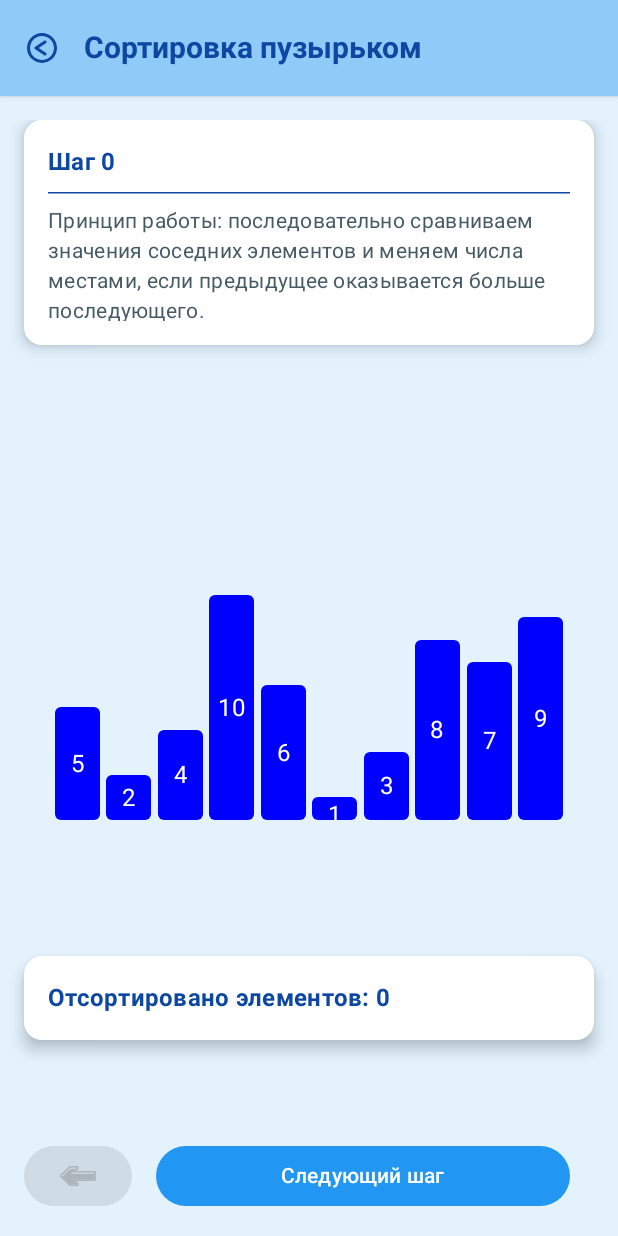
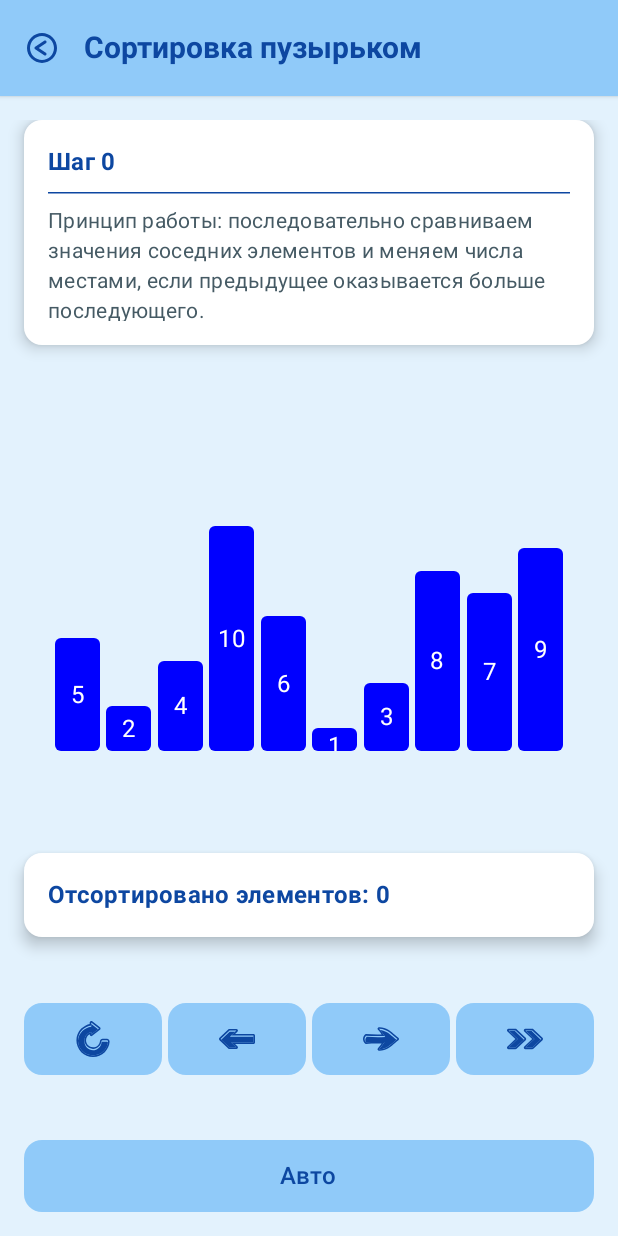
Before and after one commit to RyazantsevNik/Algorithm, an Android app built with Jetpack Compose: the composable BubbleSortingLearningScreen shown on its own in the app's theme, after a tap on "🚀 Начать обучение", on a phone screen of 412 x 824 dp. Run offline under Robolectric (Android 15) with nearby library versions, the phone set to English and light mode, and no system bars.

Commit message:
Фикс кнопок обучение сортировка

```diff
--- a/app/src/main/java/com/example/algorithms/screens/sorting/learning/SortScreen.kt
+++ b/app/src/main/java/com/example/algorithms/screens/sorting/learning/SortScreen.kt
@@ -16,6 +16,7 @@ import androidx.compose.foundation.verticalScroll
 import androidx.compose.material3.Button
 import androidx.compose.material3.ButtonDefaults
 import androidx.compose.material3.Icon
+import androidx.compose.material3.MaterialTheme
 import androidx.compose.material3.Text
 import androidx.compose.runtime.Composable
 import androidx.compose.runtime.LaunchedEffect
@@ -27,6 +28,8 @@ import androidx.compose.ui.unit.dp
 import com.example.algorithms.R
 import com.example.algorithms.viewmodels.step_sorting.BubbleSortStepViewModel
 import com.example.algorithms.viewmodels.step_sorting.base_class_for_step.BaseSortStepViewModel
+import androidx.compose.foundation.layout.width
+import androidx.compose.foundation.shape.RoundedCornerShape
 
 @Composable
 fun SortScreen(viewModel: BaseSortStepViewModel) {
@@ -71,29 +74,94 @@ fun SortScreen(viewModel: BaseSortStepViewModel) {
                 horizontalArrangement = Arrangement.SpaceBetween
             ) {
                 Button(
+                    onClick = { viewModel.goToStart() },
+                    modifier = Modifier
+                        .weight(1f)
+                        .height(48.dp),
+                    shape = RoundedCornerShape(12.dp),
+                    colors = ButtonDefaults.buttonColors(
+                        containerColor = Color(0xFF90CAF9),
+                        contentColor = Color(0xFF0D47A1)
+                    )
+                ) {
+                    Icon(
+                        painter = painterResource(id = R.drawable.ic_on_the_beginning),
+                        contentDescription = "Начало",
+                        modifier = Modifier.size(24.dp)
+                    )
+                }
+                Spacer(modifier = Modifier.width(4.dp))
+                Button(
                     onClick = { viewModel.goToPreviousStep() },
-                    enabled = viewModel.currentStepIndex > 0,
+                    modifier = Modifier
+                        .weight(1f)
+                        .height(48.dp),
+                    shape = RoundedCornerShape(12.dp),
                     colors = ButtonDefaults.buttonColors(
-                        containerColor = Color(0xFF4A90E2),
-                        contentColor = Color.White
+                        containerColor = Color(0xFF90CAF9),
+                        contentColor = Color(0xFF0D47A1)
                     )
                 ) {
                     Icon(
                         painter = painterResource(id = R.drawable.ic_to_the_previous),
-                        contentDescription = "Previous",
+                        contentDescription = "Начало",
                         modifier = Modifier.size(24.dp)
                     )
                 }
-
+                Spacer(modifier = Modifier.width(4.dp))
                 Button(
                     onClick = { viewModel.handleNextStep() },
-                    enabled = viewModel.currentStepIndex < viewModel.steps.size - 1,
                     modifier = Modifier
-                        .fillMaxWidth()
-                        .padding(horizontal = 16.dp)
+                        .weight(1f)
+                        .height(48.dp),
+                    shape = RoundedCornerShape(12.dp),
+                    colors = ButtonDefaults.buttonColors(
+                        containerColor = Color(0xFF90CAF9),
+                        contentColor = Color(0xFF0D47A1)
+                    )
                 ) {
-                    Text("Следующий шаг")
+                    Icon(
+                        painter = painterResource(id = R.drawable.ic_to_the_next),
+                        contentDescription = "Начало",
+                        modifier = Modifier.size(24.dp)
+                    )
                 }
+                Spacer(modifier = Modifier.width(4.dp))
+                Button(
+                    onClick = { viewModel.goToEnd() },
+                    modifier = Modifier
+                        .weight(1f)
+                        .height(48.dp),
+                    shape = RoundedCornerShape(12.dp),
+                    colors = ButtonDefaults.buttonColors(
+                        containerColor = Color(0xFF90CAF9),
+                        contentColor = Color(0xFF0D47A1)
+                    )
+                ) {
+                    Icon(
+                        painter = painterResource(id = R.drawable.ic_on_the_ending),
+                        contentDescription = "Конец",
+                        modifier = Modifier.size(24.dp)
+                    )
+                }
+            }
+
+            Button(
+                onClick = { viewModel.toggleAutoMode() },
+                modifier = Modifier
+                    .fillMaxWidth()
+                    .height(48.dp),
+                shape = RoundedCornerShape(12.dp),
+                colors = ButtonDefaults.buttonColors(
+                    containerColor = if (viewModel.isAuto) Color(0xFFFFC107) else Color(0xFF90CAF9),
+                    contentColor = if (viewModel.isAuto) Color.Black else Color(0xFF0D47A1)
+                )
+            ) {
+                Text(
+                    if (viewModel.isAuto) "Пауза" else "Авто",
+                    style = MaterialTheme.typography.titleMedium,
+                    maxLines = 1
+                )
             }
         }
 
```
